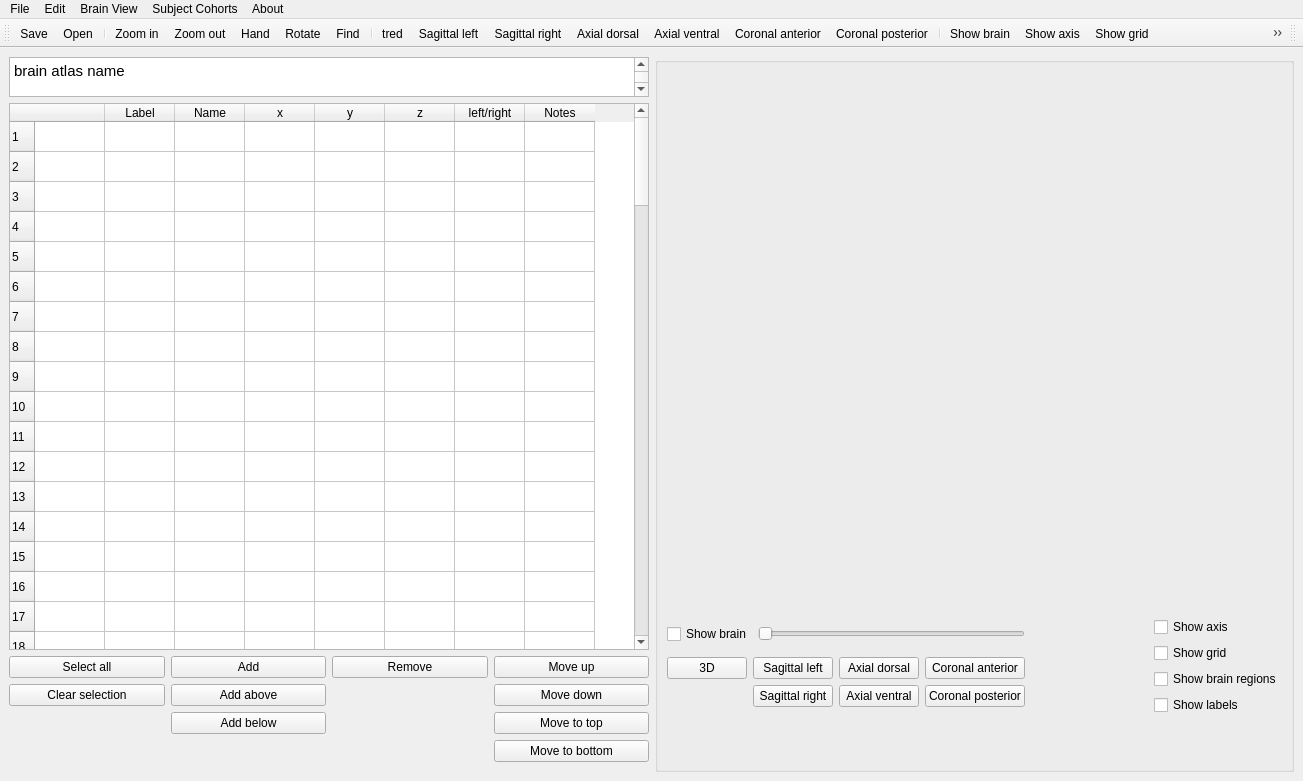
softmatterlab/Braph-2.0-Python, file braphy/gui/ui_files/brain_atlas.ui: the form before one commit.
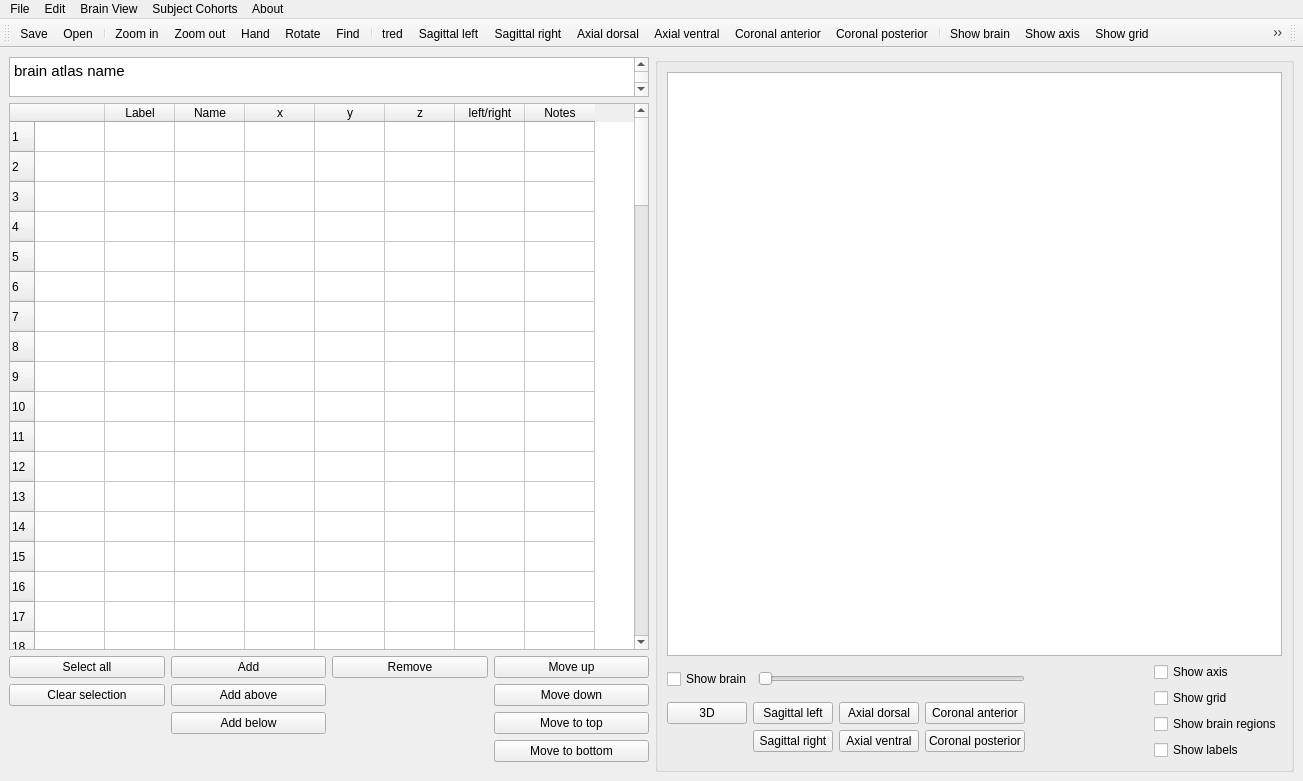
The form after the commit. Icons and pictures are not drawn. Custom widgets are drawn as their Qt base class.

Commit message: Add brain view to atlas GUI

Patch:
```diff
--- a/braphy/gui/ui_files/brain_atlas.ui
+++ b/braphy/gui/ui_files/brain_atlas.ui
@@ -309,14 +309,7 @@
         </property>
         <layout class="QVBoxLayout" name="verticalLayout_3">
          <item>
-          <layout class="QVBoxLayout" name="verticalLayout_2">
-           <property name="leftMargin">
-            <number>0</number>
-           </property>
-           <property name="topMargin">
-            <number>500</number>
-           </property>
-          </layout>
+          <widget class="GLViewWidget" name="graphicsView"/>
          </item>
          <item>
           <layout class="QHBoxLayout" name="horizontalLayout_3">
@@ -895,6 +888,13 @@
    </property>
   </action>
  </widget>
+ <customwidgets>
+  <customwidget>
+   <class>GLViewWidget</class>
+   <extends>QGraphicsView</extends>
+   <header>pyqtgraph.opengl</header>
+  </customwidget>
+ </customwidgets>
  <resources>
   <include location="../icons.qrc"/>
  </resources>
```
The commit also changes 3 other files.
